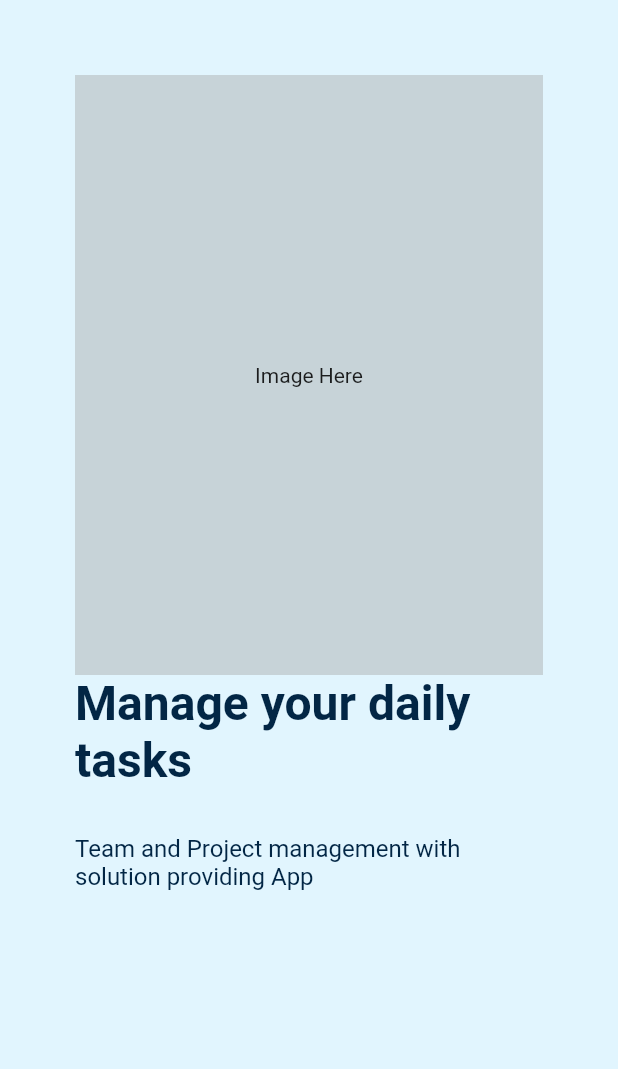
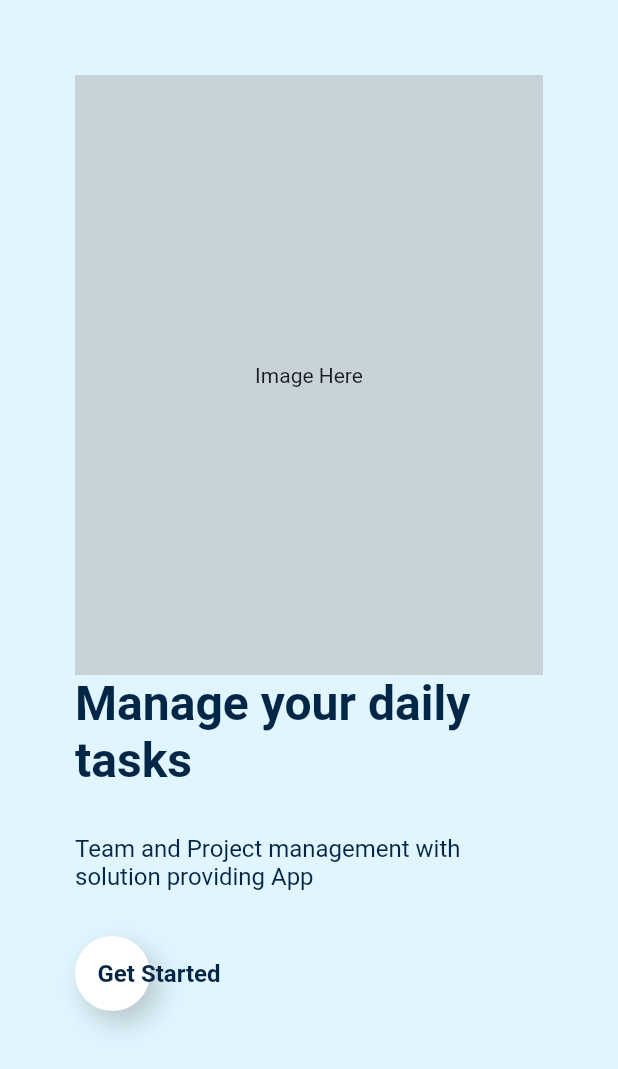
Before and after one commit to farhan-syah/flutter-training-18-Jul, a Flutter app: the screen it shows after launch, on a phone screen of 412 x 824 dp. Shown: the top 1069 px of the screen. Run offline on Flutter 3.47's test engine with Material 2 defaults, Android fonts, the phone set to English and light mode, and no system bars.

Commit message:
Create get started button

```diff
--- a/lib/landing.screen.dart
+++ b/lib/landing.screen.dart
@@ -40,7 +40,41 @@ class LandingScreen extends StatelessWidget {
                 color: textColor,
               ),
             ),
+            const SizedBox(
+              height: 30,
+            ),
             // Button
+            Stack(
+              alignment: Alignment.centerLeft,
+              children: [
+                Container(
+                  width: 50,
+                  height: 50,
+                  decoration: BoxDecoration(
+                    borderRadius: BorderRadius.circular(50),
+                    color: Colors.white,
+                    boxShadow: [
+                      BoxShadow(
+                        blurRadius: 15,
+                        offset: const Offset(6, 8),
+                        color: Colors.black.withAlpha(50),
+                      ),
+                    ],
+                  ),
+                ),
+                const Padding(
+                  padding: EdgeInsets.only(left: 15),
+                  child: Text(
+                    'Get Started',
+                    style: TextStyle(
+                      fontWeight: FontWeight.bold,
+                      fontSize: 16,
+                      color: textColor,
+                    ),
+                  ),
+                )
+              ],
+            )
           ],
         ),
       ),
```
